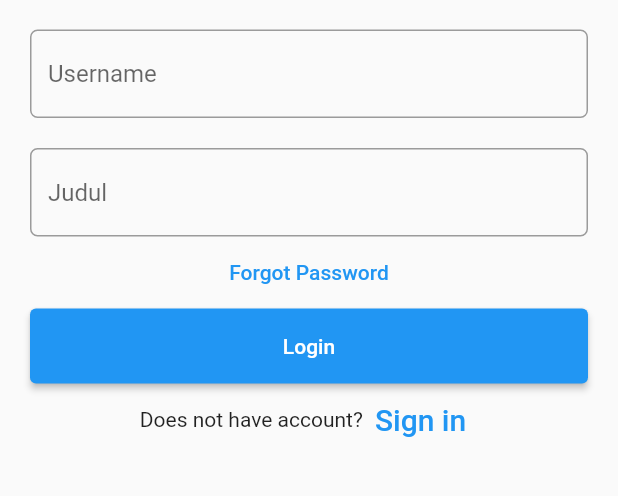
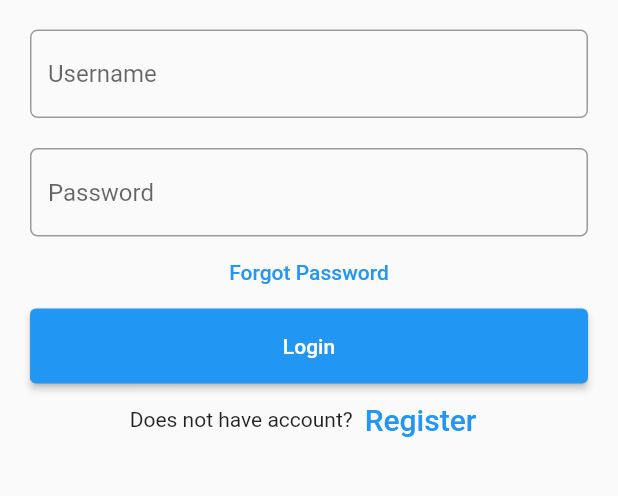
Before and after one commit to Insta-x/start-in-mobile, a Flutter app: the LoginPage screen opened directly, on a phone screen of 412 x 824 dp, the part 167-663 px from its top. Run offline on Flutter 3.47's test engine with Material 2 defaults, Android fonts, the phone set to English and light mode, and no system bars; missing offline and left inert: pbp_django_auth.

Commit message:
fix hint text

```diff
--- a/lib/pages/authentication/login.dart
+++ b/lib/pages/authentication/login.dart
@@ -50,7 +50,6 @@ class _LoginPageState extends State<LoginPage> {
                               fontWeight: FontWeight.w500,
                               fontSize: 30),
                         )),
-
                     Container(
                       padding: const EdgeInsets.all(10),
                       child: TextFormField(
@@ -86,7 +85,7 @@ class _LoginPageState extends State<LoginPage> {
                       padding: const EdgeInsets.fromLTRB(10, 10, 10, 0),
                       child: TextFormField(
                         decoration: InputDecoration(
-                          hintText: "Judul",
+                          hintText: "Password",
                           // Menambahkan circular border agar lebih rapi
                           border: OutlineInputBorder(
                             borderRadius: BorderRadius.circular(5.0),
@@ -107,7 +106,7 @@ class _LoginPageState extends State<LoginPage> {
                         // Validator sebagai validasi form
                         validator: (String? value) {
                           if (value == null || value.isEmpty) {
-                            return 'password tidak boleh kosong!';
+                            return 'Password tidak boleh kosong!';
                           }
                           return null;
                         },
@@ -144,18 +143,20 @@ class _LoginPageState extends State<LoginPage> {
                         const Text('Does not have account?'),
                         TextButton(
                           child: const Text(
-                            'Sign in',
+                            'Register',
                             style: TextStyle(fontSize: 20),
                           ),
                           onPressed: () {
-                            Navigator.push(context, MaterialPageRoute(builder: (context) => const RegisterPage()));
+                            Navigator.push(
+                                context,
+                                MaterialPageRoute(
+                                    builder: (context) =>
+                                        const RegisterPage()));
                           },
                         )
                       ],
                     ),
                   ],
-                )))
-
-        );
+                ))));
   }
 }
```
